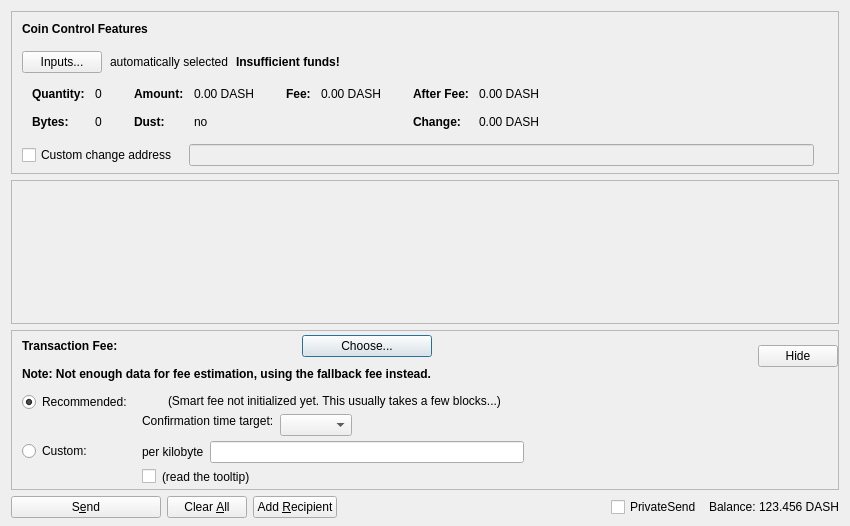
dashpay/dash, file src/qt/forms/sendcoinsdialog.ui: the form before one commit.
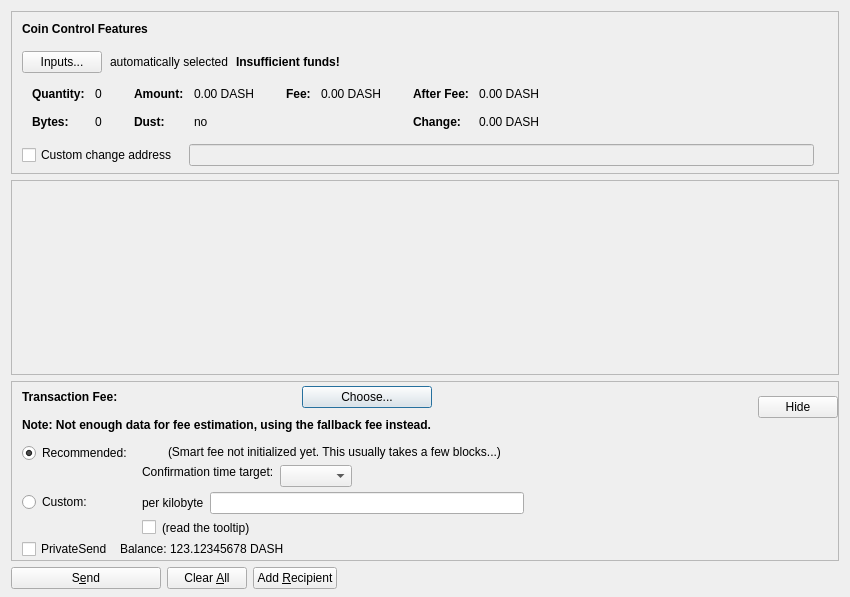
The form after the commit. Custom widgets are drawn as their Qt base class.

Commit message: #3241 change PrivateSend and balance location

The edit to the form file:
```diff
--- a/src/qt/forms/sendcoinsdialog.ui
+++ b/src/qt/forms/sendcoinsdialog.ui
@@ -7,7 +7,7 @@
     <x>0</x>
     <y>0</y>
     <width>850</width>
-    <height>526</height>
+    <height>597</height>
    </rect>
   </property>
   <property name="windowTitle">
@@ -588,7 +588,7 @@
         <x>0</x>
         <y>0</y>
         <width>830</width>
-        <height>104</height>
+        <height>101</height>
        </rect>
       </property>
       <layout class="QVBoxLayout" name="verticalLayout_2" stretch="0,1">
@@ -665,7 +665,7 @@
        <number>0</number>
       </property>
       <item>
-       <layout class="QVBoxLayout" name="verticalLayoutFee2" stretch="0,0,0">
+       <layout class="QVBoxLayout" name="verticalLayoutFee2" stretch="0,0,0,0">
         <property name="spacing">
          <number>0</number>
         </property>
@@ -1118,6 +1118,74 @@
           </layout>
          </widget>
         </item>
+        <item>
+         <layout class="QHBoxLayout" name="horizontalLayout_2">
+          <property name="spacing">
+           <number>3</number>
+          </property>
+          <item>
+           <widget class="QCheckBox" name="checkUsePrivateSend">
+            <property name="minimumSize">
+             <size>
+              <width>95</width>
+              <height>0</height>
+             </size>
+            </property>
+            <property name="text">
+             <string>PrivateSend</string>
+            </property>
+            <property name="checked">
+             <bool>false</bool>
+            </property>
+           </widget>
+          </item>
+          <item>
+           <widget class="QLabel" name="label">
+            <property name="text">
+             <string>Balance:</string>
+            </property>
+           </widget>
+          </item>
+          <item>
+           <widget class="QLabel" name="labelBalance">
+            <property name="sizePolicy">
+             <sizepolicy hsizetype="Preferred" vsizetype="Preferred">
+              <horstretch>0</horstretch>
+              <verstretch>0</verstretch>
+             </sizepolicy>
+            </property>
+            <property name="cursor">
+             <cursorShape>ArrowCursor</cursorShape>
+            </property>
+            <property name="text">
+             <string notr="true">123.12345678 DASH</string>
+            </property>
+            <property name="alignment">
+             <set>Qt::AlignLeading|Qt::AlignLeft|Qt::AlignVCenter</set>
+            </property>
+            <property name="wordWrap">
+             <bool>false</bool>
+            </property>
+            <property name="textInteractionFlags">
+             <set>Qt::LinksAccessibleByMouse|Qt::TextSelectableByKeyboard|Qt::TextSelectableByMouse</set>
+            </property>
+           </widget>
+          </item>
+          <item>
+           <spacer name="horizontalSpacer_3">
+            <property name="orientation">
+             <enum>Qt::Horizontal</enum>
+            </property>
+            <property name="sizeHint" stdset="0">
+             <size>
+              <width>40</width>
+              <height>20</height>
+             </size>
+            </property>
+           </spacer>
+          </item>
+         </layout>
+        </item>
         <item>
          <spacer name="verticalSpacerFee">
           <property name="orientation">
@@ -1205,55 +1273,6 @@
        </property>
       </spacer>
      </item>
-     <item>
-      <layout class="QHBoxLayout" name="horizontalLayout_2">
-       <property name="spacing">
-        <number>3</number>
-       </property>
-       <item>
-        <widget class="QCheckBox" name="checkUsePrivateSend">
-         <property name="minimumSize">
-          <size>
-           <width>95</width>
-           <height>0</height>
-          </size>
-         </property>
-         <property name="text">
-          <string>PrivateSend</string>
-         </property>
-         <property name="checked">
-          <bool>false</bool>
-         </property>
-        </widget>
-       </item>
-       <item>
-        <widget class="QLabel" name="label">
-         <property name="text">
-          <string>Balance:</string>
-         </property>
-        </widget>
-       </item>
-       <item>
-        <widget class="QLabel" name="labelBalance">
-         <property name="sizePolicy">
-          <sizepolicy hsizetype="Preferred" vsizetype="Fixed">
-           <horstretch>0</horstretch>
-           <verstretch>0</verstretch>
-          </sizepolicy>
-         </property>
-         <property name="cursor">
-          <cursorShape>IBeamCursor</cursorShape>
-         </property>
-         <property name="text">
-          <string notr="true">123.456 DASH</string>
-         </property>
-         <property name="textInteractionFlags">
-          <set>Qt::LinksAccessibleByMouse|Qt::TextSelectableByKeyboard|Qt::TextSelectableByMouse</set>
-         </property>
-        </widget>
-       </item>
-      </layout>
-     </item>
     </layout>
    </item>
   </layout>
```
Left out of the diff: 16 changed lines with no effect on the pictures.
